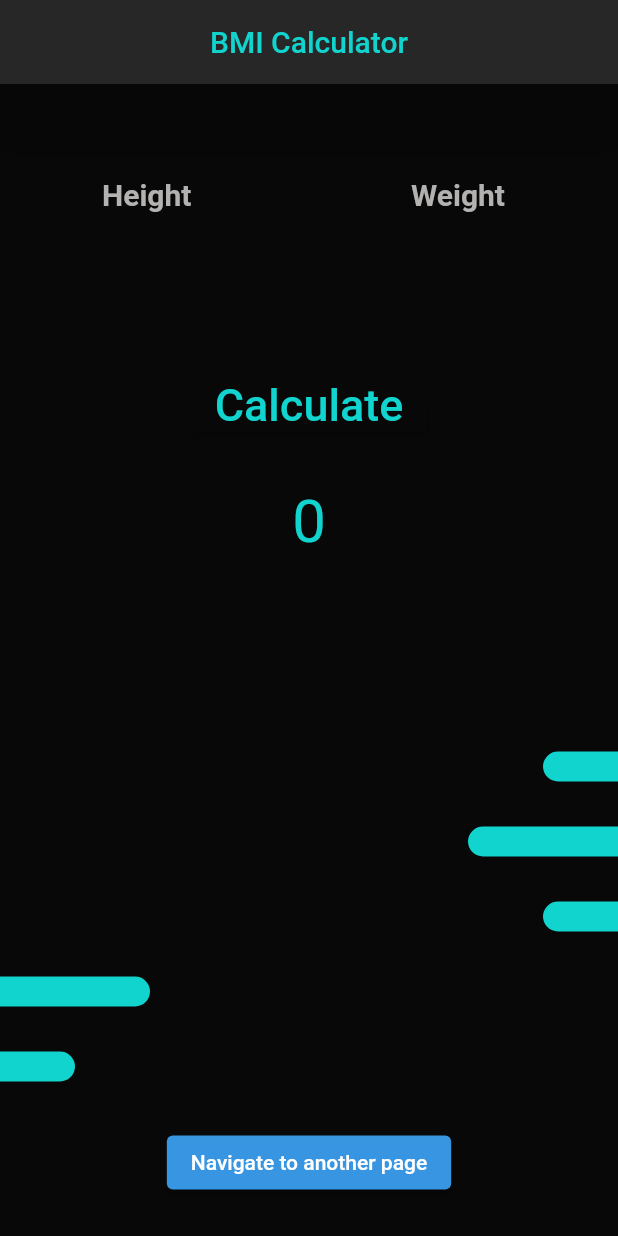
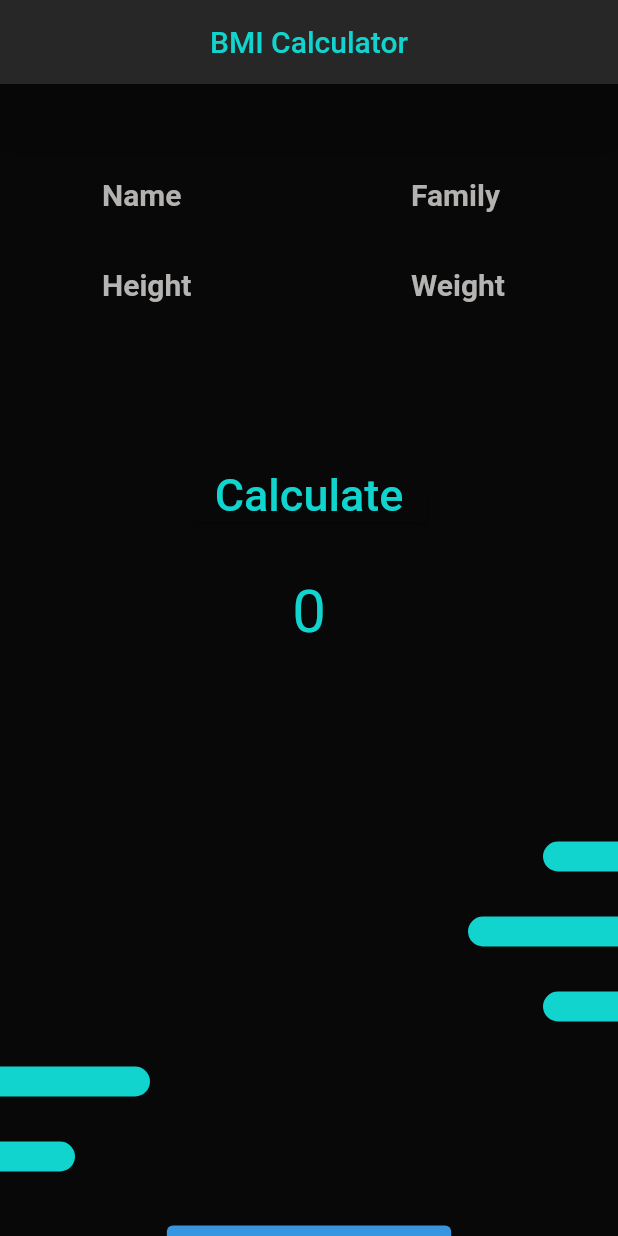
Before and after one commit to arsham-aazami/first_app, a Flutter app: the screen it shows after launch, on a phone screen of 412 x 824 dp. Run offline on Flutter 3.47's test engine with Material 2 defaults, Android fonts, the phone set to English and light mode, and no system bars.

Commit message:
adding first name and last name controller

```diff
--- a/lib/main.dart
+++ b/lib/main.dart
@@ -24,6 +24,8 @@ class HomePage extends StatefulWidget {
 
 class _HomePageState extends State<HomePage> {
 
+  TextEditingController fnametController = TextEditingController();
+  TextEditingController lnameController = TextEditingController();
   TextEditingController heightController = TextEditingController();
   TextEditingController weightController = TextEditingController();
 
@@ -48,6 +50,45 @@ class _HomePageState extends State<HomePage> {
               height: 50,
               width: double.infinity,
             ),
+            Row(
+              mainAxisAlignment: MainAxisAlignment.spaceAround,
+              children: [
+                 Container(
+                  width: 70,
+                  height: 60,
+                  child: TextField(
+                    controller: fnametController,
+                    style: const TextStyle(
+                        color: Color.fromARGB(255, 17, 212, 206)),
+                    decoration: const InputDecoration(
+                      border: InputBorder.none,
+                      hintText: "Name",
+                      hintStyle: TextStyle(
+                          fontWeight: FontWeight.bold,
+                          fontSize: 20.0,
+                          color: Color.fromARGB(255, 181, 180, 178)),
+                    ),
+                  ),
+                ),
+                 Container(
+                  width: 70,
+                  height: 60,
+                  child: TextField(
+                    controller: lnameController,
+                    style: const TextStyle(
+                        color: Color.fromARGB(255, 17, 212, 206)),
+                    decoration: const InputDecoration(
+                      border: InputBorder.none,
+                      hintText: "Family",
+                      hintStyle: TextStyle(
+                          fontWeight: FontWeight.bold,
+                          fontSize: 20.0,
+                          color: Color.fromARGB(255, 181, 180, 178)),
+                    ),
+                  ),
+                ),
+              ],
+              ),
             Row(
               mainAxisAlignment: MainAxisAlignment.spaceAround,
               children: [
```
